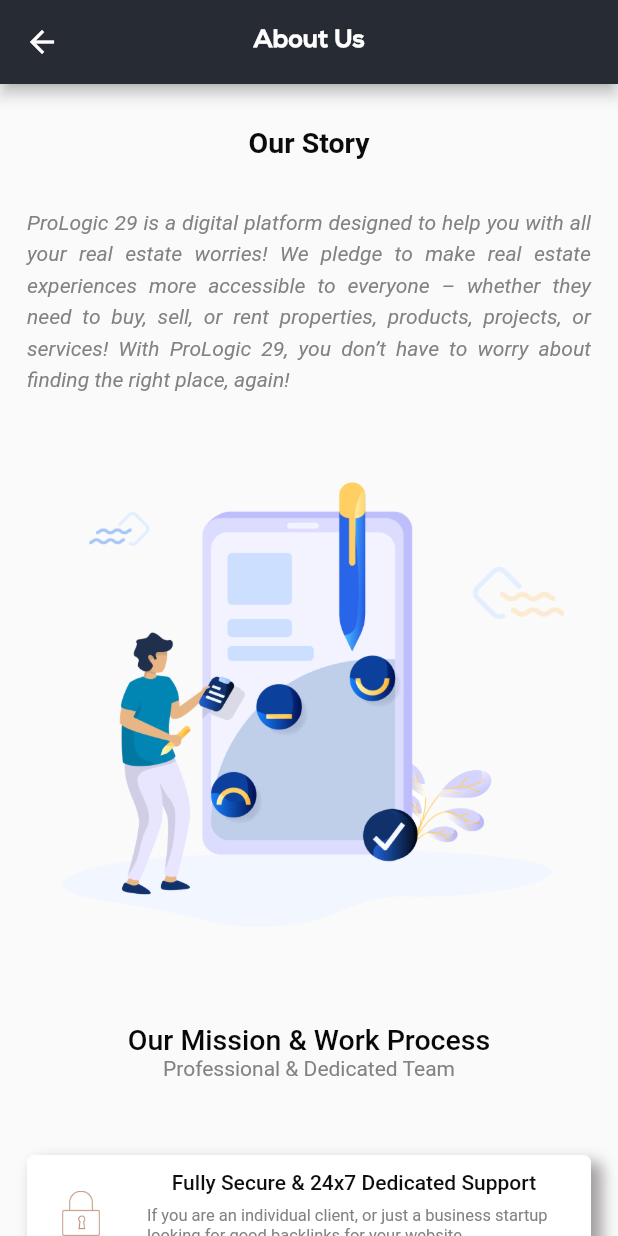
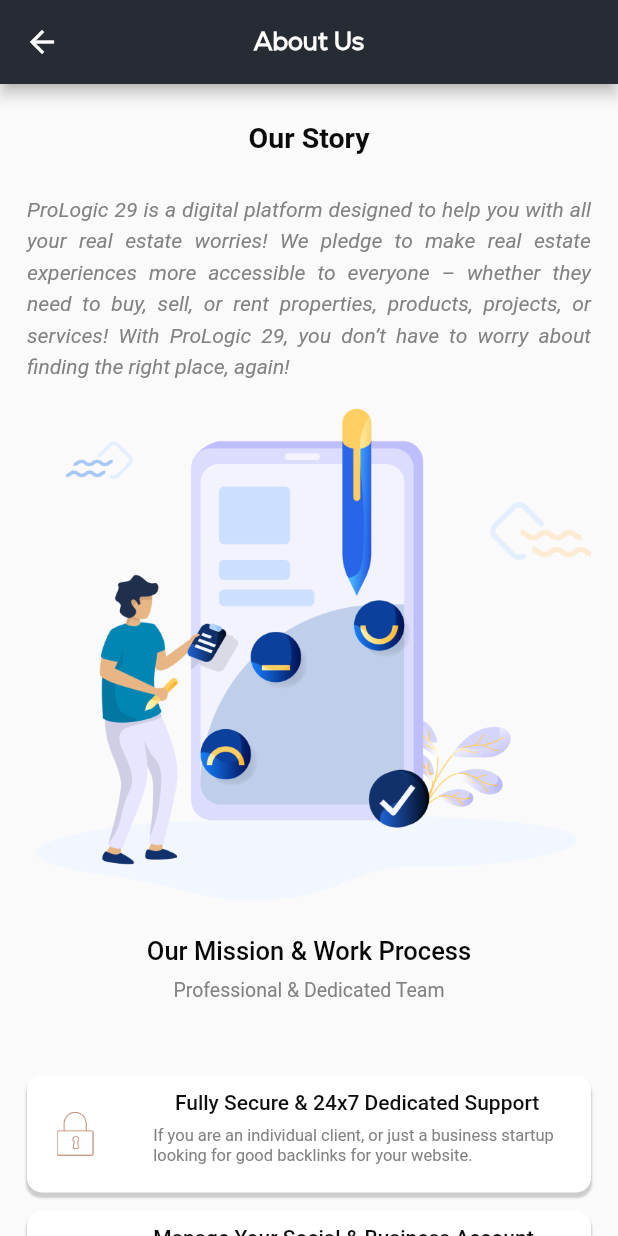
Before and after one commit to atif1994/Real-state-mobile, a Flutter app: the AboutUs screen opened directly, on a phone screen of 412 x 824 dp. Run offline on Flutter 3.47's test engine with Material 2 defaults, Android fonts, the light colour scheme and no system bars; our stand-ins replace animated_text_kit, bottom_navy_bar, cached_network_image, csc_picker, dio, flutter_rating_bar and 6 more; accounts and stored records are empty; Roboto replaces fonts that are missing (Rubik Medium).

Commit message:
6-Jan-2022 (About Us Screen Add)
6-Jan-2022 (About Us Screen Add)

```diff
--- a/lib/Views/AboutUs/about_us.dart
+++ b/lib/Views/AboutUs/about_us.dart
@@ -1,6 +1,9 @@
 import 'package:flutter/material.dart';
 import 'package:prologic_29/utils/constants/appcolors.dart';
+import 'package:prologic_29/utils/constants/image_resources.dart';
 import 'package:prologic_29/utils/styles/app_textstyles.dart';
+import 'package:prologic_29/utils/styles/custom_decorations.dart';
+import 'package:sizer/sizer.dart';
 
 class AboutUs extends StatefulWidget {
   const AboutUs({super.key});
@@ -15,15 +18,15 @@
     return Scaffold(
       appBar: AppBar(
         backgroundColor: AppColors.appthem,
-        title: Text("About Us", style: AppTextStyles.heading1),
+        title: Text("About Us", style: AppTextStyles.appbar),
       ),
       body: SafeArea(
           child: ListView(
         padding: const EdgeInsets.symmetric(horizontal: 18.00),
         children: <Widget>[
           Column(children: [
-            const SizedBox(
-              height: 28,
+            SizedBox(
+              height: 3.0.h,
             ),
             const Text(
               'Our Story',
@@ -32,8 +35,8 @@
                   fontWeight: FontWeight.w700,
                   color: Color.fromARGB(255, 11, 11, 11)),
             ),
-            const SizedBox(
-              height: 30,
+            SizedBox(
+              height: 3.0.h,
             ),
             const Text(
               textAlign: TextAlign.justify,
@@ -45,78 +48,49 @@
                   fontFamily: 'Rubik Medium',
                   color: Color.fromARGB(255, 131, 130, 130)),
             ),
-            const SizedBox(
-              height: 40,
-            ),
             Image.asset(
-              'assets/abt.png',
-              height: 340,
-              width: 340,
-            ),
-            const SizedBox(
-              height: 40,
+              AppImageResources.abt,
+              height: 45.0.h,
             ),
             const Text(
               'Our Mission & Work Process',
               style: TextStyle(
-                fontSize: 19,
+                fontSize: 17,
                 fontFamily: 'Rubik Medium',
                 color: Color.fromARGB(255, 8, 8, 8),
                 fontWeight: FontWeight.w500,
               ),
             ),
+            SizedBox(
+              height: 1.0.h,
+            ),
             const Text(
               'Professional & Dedicated Team',
               style: TextStyle(
-                  fontSize: 14,
+                  fontSize: 13,
                   fontFamily: 'Rubik Medium',
                   color: Color.fromARGB(255, 131, 130, 130)),
             ),
-            const SizedBox(
-              height: 50,
+            SizedBox(
+              height: 6.0.h,
             ),
             Container(
               padding: const EdgeInsets.all(10),
-              decoration: BoxDecoration(
-                borderRadius: BorderRadius.circular(5.0),
-                //BorderRadius.only
-                /************************************/
-                /* The BoxShadow widget  is here */
-                /************************************/
-                boxShadow: const [
-                  BoxShadow(
-                    color: Color.fromARGB(255, 161, 158, 158),
-                    offset: Offset(
-                      6.0,
-                      6.0,
-                    ),
-                    blurRadius: 8.0,
-                    spreadRadius: 1.0,
-                  ), //BoxShadow
-                  BoxShadow(
-                    color: Colors.white,
-                    offset: Offset(0.0, 0.0),
-                    blurRadius: 0.0,
-                    spreadRadius: 0.0,
-                  ), //BoxShadow
-                ],
-              ),
+              decoration: CustomDecorations.mainCon,
               child: Row(
                 children: [
-                  const SizedBox(
-                    width: 70,
+                  SizedBox(
+                    width: 9.0.h,
                     // color: Colors.blue,
                     child: Padding(
-                      padding: EdgeInsets.only(right: 18),
-                      child: Image(
-                        image: AssetImage('assets/lock.png'),
-                        height: 30,
-                        width: 30,
+                      padding: const EdgeInsets.only(right: 30),
+                      child: Image.asset(
+                        AppImageResources.lock,
+                        height: 3.5.h,
+                        //width: 4.0.h,
                       ),
+                      //image: AssetImage('assets/lock.png'),
                     ),
-                  ),
-                  const SizedBox(
-                    width: 0,
                   ),
                   Expanded(
                     child: Column(children: const [
@@ -149,50 +123,23 @@
                 ],
               ),
             ),
-            const SizedBox(
-              height: 10,
+            SizedBox(
+              height: 1.5.h,
             ),
             Container(
               padding: const EdgeInsets.all(10),
-              // decoration: BoxDecoration(
-              //   borderRadius: BorderRadius.circular(5.0),
-              //   //BorderRadius.only
-              //   /************************************/
-              //   /* The BoxShadow widget  is here */
-              //   /************************************/
-              //   boxShadow: const [
-              //     BoxShadow(
-              //       color: Color.fromARGB(255, 161, 158, 158),
-              //       offset: Offset(
-              //         6.0,
-              //         6.0,
-              //       ),
-              //       blurRadius: 8.0,
-              //       spreadRadius: 1.0,
-              //     ), //BoxShadow
-              //     BoxShadow(
-              //       color: Colors.white,
-              //       offset: Offset(0.0, 0.0),
-              //       blurRadius: 0.0,
-              //       spreadRadius: 0.0,
-              //     ), //BoxShadow
-              //   ],
-              // ),
+              decoration: CustomDecorations.mainCon,
               child: Row(
                 children: [
-                  const SizedBox(
-                    width: 70,
+                  SizedBox(
+                    width: 9.0.h,
                     child: Padding(
-                      padding: EdgeInsets.only(right: 15),
-                      child: Image(
-                        image: AssetImage('assets/twitter.png'),
-                        height: 25,
-                        width: 25,
+                      padding: const EdgeInsets.only(right: 28),
+                      child: Image.asset(
+                        AppImageResources.twitter,
+                        height: 3.0.h,
                       ),
                     ),
-                  ),
-                  const SizedBox(
-                    width: 0,
                   ),
                   Expanded(
                     child: Column(children: const [
@@ -224,50 +171,23 @@
                 ],
               ),
             ),
-            const SizedBox(
-              height: 10,
+            SizedBox(
+              height: 1.5.h,
             ),
             Container(
               padding: const EdgeInsets.all(10),
-              decoration: BoxDecoration(
-                borderRadius: BorderRadius.circular(5.0),
-                //BorderRadius.only
-                /************************************/
-                /* The BoxShadow widget  is here */
-                /************************************/
-                boxShadow: const [
-                  BoxShadow(
-                    color: Color.fromARGB(255, 161, 158, 158),
-                    offset: Offset(
-                      6.0,
-                      6.0,
-                    ),
-                    blurRadius: 8.0,
-                    spreadRadius: 1.0,
-                  ), //BoxShadow
-                  BoxShadow(
-                    color: Colors.white,
-                    offset: Offset(0.0, 0.0),
-                    blurRadius: 0.0,
-                    spreadRadius: 0.0,
-                  ), //BoxShadow
-                ],
-              ),
+              decoration: CustomDecorations.mainCon,
               child: Row(
                 children: [
-                  const SizedBox(
-                    width: 70,
+                  SizedBox(
+                    width: 9.0.h,
                     child: Padding(
-                      padding: EdgeInsets.only(right: 10),
-                      child: Image(
-                        image: AssetImage('assets/square.png'),
-                        height: 25,
-                        width: 25,
-                      ),
-                    ),
-                  ),
-                  const SizedBox(
-                    width: 0,
+                        padding: const EdgeInsets.only(right: 28),
+                        child: Image.asset(
+                          AppImageResources.square,
+                          height: 2.6.h,
+                          width: 3.0.h,
+                        )),
                   ),
                   Expanded(
                     child: Column(children: const [
@@ -300,13 +220,13 @@
                 ],
               ),
             ),
-            const SizedBox(
-              height: 20,
+            SizedBox(
+              height: 3.0.h,
             ),
             Image.asset(
-              'assets/team.png',
-              height: 320,
-              width: 320,
+              AppImageResources.team,
+              height: 30.0.h,
+              width: 35.0.h,
             ),
           ]),
         ],
--- a/lib/utils/constants/image_resources.dart
+++ b/lib/utils/constants/image_resources.dart
@@ -22,4 +22,9 @@
   static const String img1 = 'assets/img1.png';
   static const String img2 = 'assets/img2.png';
   static const String img3 = 'assets/img3.png';
+  static const String lock = 'assets/lock.png';
+  static const String twitter = 'assets/twitter.png';
+  static const String square = 'assets/square.png';
+  static const String team = 'assets/team.png';
+  static const String abt = 'assets/abt.png';
 }
--- a/lib/utils/styles/app_textstyles.dart
+++ b/lib/utils/styles/app_textstyles.dart
@@ -15,4 +15,9 @@
       fontFamily: AppFonts.nexaBook,
       fontSize: 12.sp,
       color: AppColors.colorblack);
+
+  static TextStyle appbar = TextStyle(
+      fontFamily: AppFonts.nexaBook,
+      fontSize: 12.sp,
+      color: AppColors.colorWhite);
 }
```
